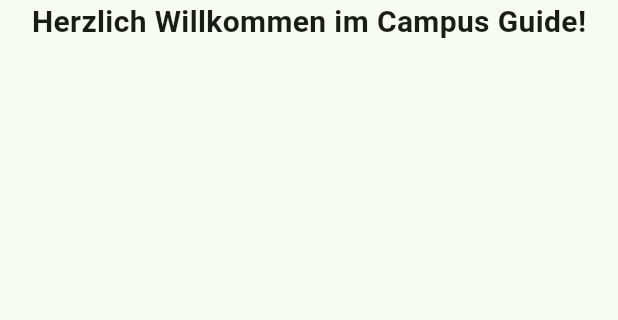
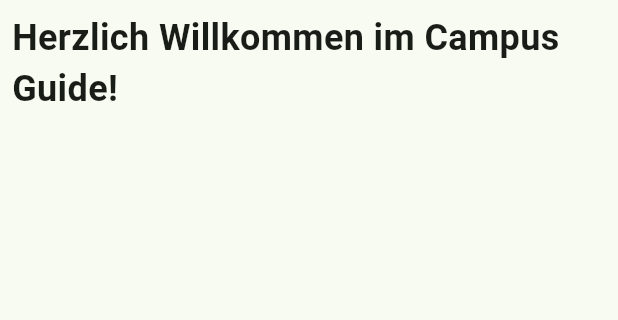
Before and after one commit to Feeelix92/campus_guide_gui, a Flutter app: the screen it shows after launch, on a phone screen of 412 x 824 dp, the part 90-410 px from its top. Run offline on Flutter 3.47's test engine with Material 2 defaults, Android fonts, the phone set to English and light mode, and no system bars.

Commit message:
changed h1 & h2 size, added padding and added h3

```diff
--- a/lib/widgets/h1.dart
+++ b/lib/widgets/h1.dart
@@ -15,11 +15,14 @@ class H1 extends StatefulWidget {
 class _H1State extends State<H1> {
   @override
   Widget build(BuildContext context) {
-    return Text(
-      widget._text,
-      style: const TextStyle(
-        fontSize: 20,
-        fontWeight: FontWeight.bold,
+    return Padding(
+      padding: const EdgeInsets.all(8.0),
+      child: Text(
+        widget._text,
+        style: const TextStyle(
+          fontSize: 24,
+          fontWeight: FontWeight.bold,
+        ),
       ),
     );
   }
```
Also changed, not shown: lib/widgets/h3.dart (added, +29 -0 lines).
